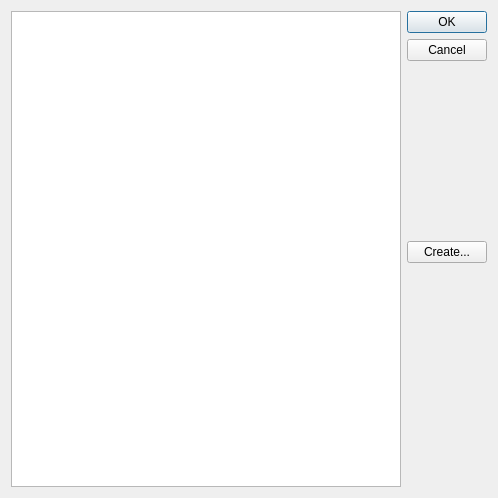
Old version of the form src/toolkit_gui/remotedirselector.ui in the repository hkroeger/insightcae.
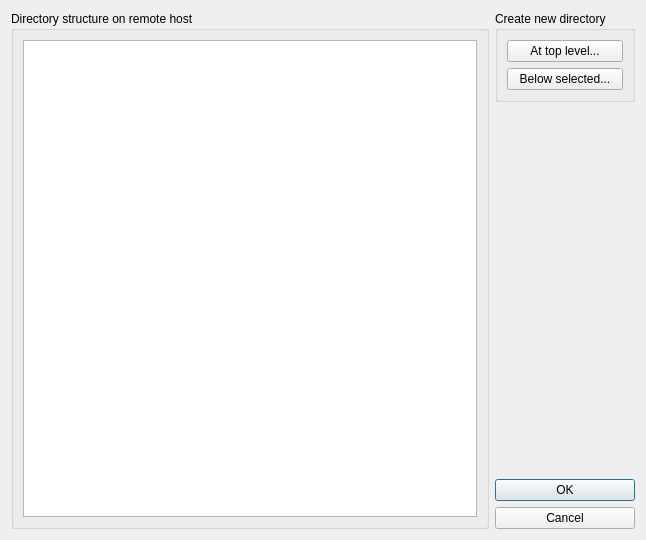
New version of the form.

Commit message: revise create subdirectory buttons/methods

What changed in the file:
```diff
--- a/src/toolkit_gui/remotedirselector.ui
+++ b/src/toolkit_gui/remotedirselector.ui
@@ -6,8 +6,8 @@
    <rect>
     <x>0</x>
     <y>0</y>
-    <width>498</width>
-    <height>498</height>
+    <width>646</width>
+    <height>540</height>
    </rect>
   </property>
   <property name="windowTitle">
@@ -15,29 +15,40 @@
   </property>
   <layout class="QHBoxLayout" name="horizontalLayout_2">
    <item>
+    <widget class="QGroupBox" name="groupBox_2">
+     <property name="title">
+      <string>Directory structure on remote host</string>
+     </property>
     <layout class="QVBoxLayout" name="verticalLayout">
      <item>
       <widget class="QTreeView" name="directory"/>
      </item>
     </layout>
+    </widget>
    </item>
    <item>
+    <layout class="QVBoxLayout" name="verticalLayout_3">
+     <item>
+      <widget class="QGroupBox" name="groupBox">
+       <property name="title">
+        <string>Create new directory</string>
+       </property>
     <layout class="QVBoxLayout" name="verticalLayout_2">
      <item>
-      <widget class="QDialogButtonBox" name="buttonBox">
-       <property name="orientation">
-        <enum>Qt::Vertical</enum>
-       </property>
-       <property name="standardButtons">
-        <set>QDialogButtonBox::Cancel|QDialogButtonBox::Ok</set>
+         <widget class="QPushButton" name="createDirTopLevel">
+          <property name="text">
+           <string>At top level...</string>
        </property>
       </widget>
      </item>
      <item>
       <widget class="QPushButton" name="newdir">
        <property name="text">
-        <string>Create...</string>
-       </property>
+           <string>Below selected...</string>
+          </property>
+         </widget>
+        </item>
+       </layout>
       </widget>
      </item>
      <item>
@@ -53,6 +64,22 @@
        </property>
       </spacer>
      </item>
+     <item>
+      <widget class="QDialogButtonBox" name="buttonBox">
+       <property name="sizePolicy">
+        <sizepolicy hsizetype="Preferred" vsizetype="Maximum">
+         <horstretch>0</horstretch>
+         <verstretch>0</verstretch>
+        </sizepolicy>
+       </property>
+       <property name="orientation">
+        <enum>Qt::Vertical</enum>
+       </property>
+       <property name="standardButtons">
+        <set>QDialogButtonBox::Cancel|QDialogButtonBox::Ok</set>
+       </property>
+      </widget>
+     </item>
     </layout>
    </item>
   </layout>
```
Left out of the diff: 4 changed lines with no effect on the pictures. Lines whose indentation alone changed are shown as unchanged. The commit also changes 2 other files.
